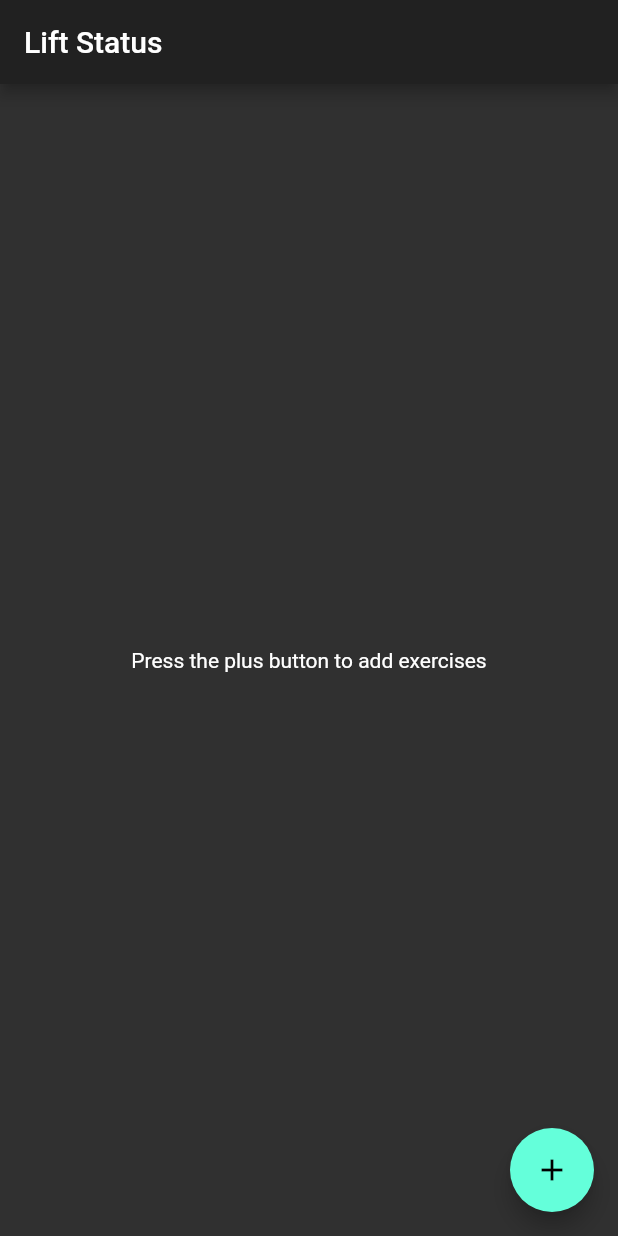
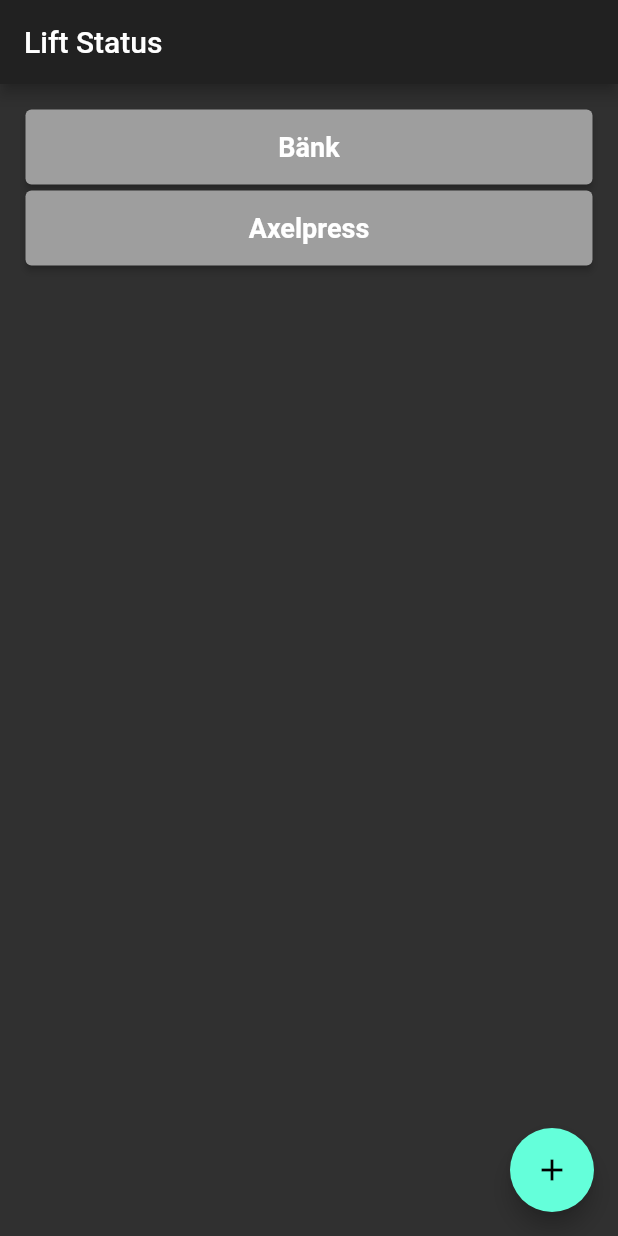
Before and after one commit to CarlHagred/LiftStatus, a Flutter app: the screen it shows after launch, on a phone screen of 412 x 824 dp. Run offline on Flutter 3.47's test engine with Material 2 defaults, Android fonts, the phone set to English and light mode, and no system bars; our stand-ins replace font_awesome_flutter.

Commit message:
Full app
You can now press on an exercies to ad set s to that exercise

```diff
--- a/lib/components/buttom_button.dart
+++ b/lib/components/buttom_button.dart
@@ -21,7 +21,7 @@ class ButtomButton extends StatelessWidget {
           ),
         ),
         margin: EdgeInsets.only(top: 10),
-        color: kButtomButtonColor,
+        color: Colors.grey,
         padding: EdgeInsets.only(bottom: 20),
         height: buttomContainerHeight,
         width: double.infinity,
--- a/lib/home_screen.dart
+++ b/lib/home_screen.dart
@@ -1,5 +1,6 @@
-import 'package:lift_status/exercise.dart';
+import 'package:lift_status/exercise_page.dart';
 import 'package:flutter/material.dart';
+import 'model/exercises.dart';
 
 class HomeScreenPage extends StatefulWidget {
   HomeScreenPage({this.title});
@@ -21,18 +22,48 @@ class _HomeScreenState extends State<HomeScreenPage> {
         child: Column(
           mainAxisAlignment: MainAxisAlignment.center,
           children: <Widget>[
-            /*TODO Lägg till ternary operator med funktion som kollar om litsan av övningar är tom. är den det ska texten nedan visas och annars ska övningarna visas. */
-            Text(
-              'Press the plus button to add exercises',
+            Expanded(
+              child: ListView.builder(
+                padding: const EdgeInsets.all(15),
+                itemCount: exercisesList.length,
+                itemBuilder: (BuildContext context, int index) {
+                  return Container(
+                    height: 50,
+                    margin: EdgeInsets.all(2),
+                    child: ElevatedButton(
+                      child: Center(
+                        child: Text(
+                          '${exercisesList[index]}',
+                          style: TextStyle(
+                            fontSize: 18,
+                            fontWeight: FontWeight.bold,
+                          ),
+                        ),
+                      ),
+                      style: ElevatedButton.styleFrom(
+                        primary: Colors.grey,
+                      ),
+                      onPressed: () {
+                        Navigator.push(
+                          context,
+                          MaterialPageRoute(
+                            builder: (context) {
+                              return ExercisePage(title: exercisesList[index]);
+                            },
+                          ),
+                        );
+                      },
+                    ),
+                  );
+                },
+              ),
             ),
           ],
         ),
       ),
       floatingActionButton: FloatingActionButton(
         onPressed: () {
-          Navigator.push(context, MaterialPageRoute(builder: (context) {
-            return ExercisePage(title: 'bänk');
-          }));
+          setState(() {});
         },
         tooltip: 'newExercise',
         child: Icon(Icons.add),
--- /dev/null
+++ b/lib/model/exercises.dart
@@ -0,0 +1 @@
+const List<String> exercisesList = ['Bänk', 'Axelpress'];
```
Also changed, not shown: lib/input_page.dart (+14 -4 lines), lib/exercise_page.dart (renamed from lib/exercise.dart).
